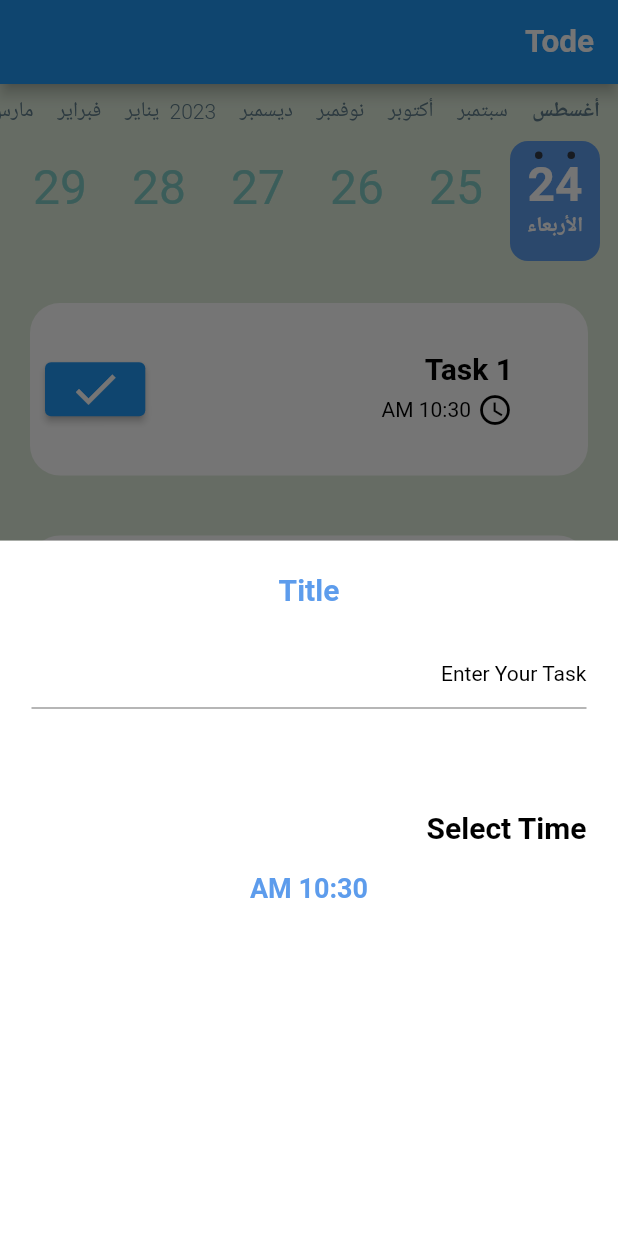
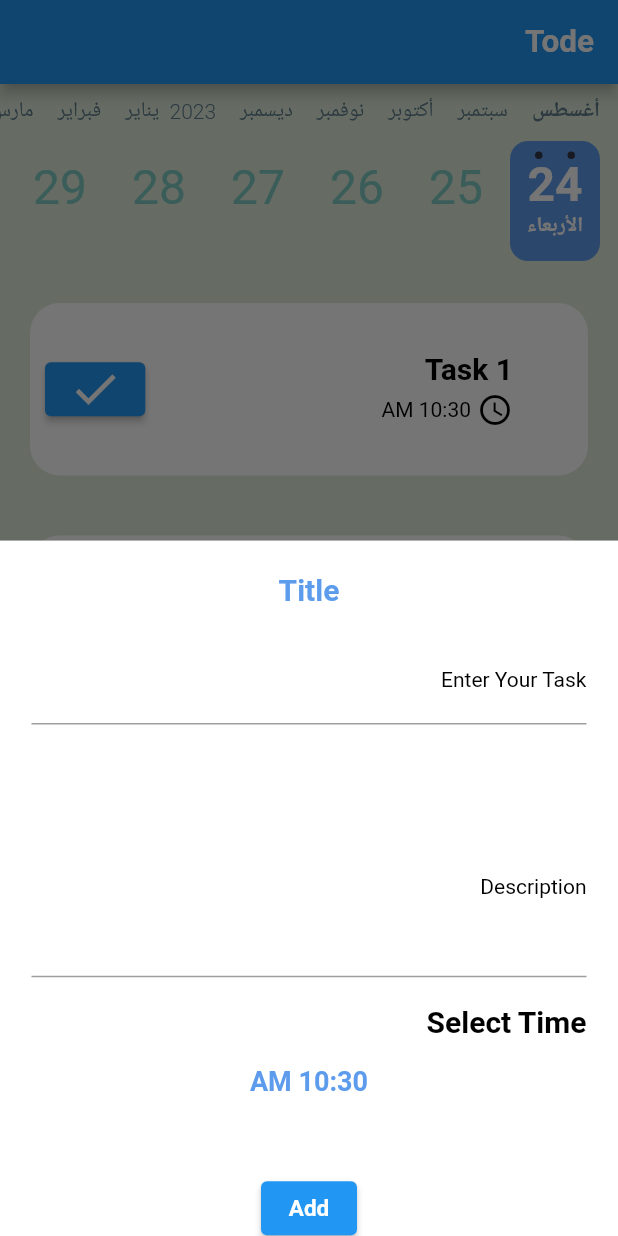
Before and after one commit to Amr7Gamal/Tode, a Flutter app: the screen it shows after launch, after a tap on the "add" icon, on a phone screen of 412 x 824 dp. Run offline on Flutter 3.47's test engine with Material 2 defaults, Android fonts, the phone set to English and light mode, and no system bars; drawn by our look-alikes of calendar_timeline, flutter_slidable; our stand-ins replace cloud_firestore, firebase_core, shared_preferences; accounts and stored records are empty; generated files the repository leaves out were written again.

Commit message:
done update

```diff
--- a/lib/datebase/my_datebase.dart
+++ b/lib/datebase/my_datebase.dart
@@ -1,6 +1,5 @@
 import 'package:cloud_firestore/cloud_firestore.dart';
 import 'package:todo/datebase/taskData.dart';
-import 'package:todo/tasks/taskItem.dart';
 
 class MyDateBase {
   static CollectionReference<TaskData> getTask() {
@@ -12,7 +11,7 @@ class MyDateBase {
   }
 
   void insertTask(TaskData task) {
-    getTask().a
+    getTask();
   }
 
 }
--- a/lib/myTheme.dart
+++ b/lib/myTheme.dart
@@ -8,6 +8,7 @@ class MyTheme {
   static final Color whiteColor = Colors.white;
   static final Color blackColor = Colors.black;
   static final Color black38Color = Colors.black38;
+  static final Color redColor = Colors.red;
 
   static final ThemeData lightTheme = ThemeData(
       primaryColor: lightBlueColor,
--- a/lib/tasks/taskAdd.dart
+++ b/lib/tasks/taskAdd.dart
@@ -2,13 +2,15 @@ import 'package:flutter/material.dart';
 import 'package:todo/myTheme.dart';
 
 class TaskAdd extends StatelessWidget {
-  String text = "";
+  var formKey = GlobalKey<FormState>();
 
   @override
   Widget build(BuildContext context) {
     return Container(
       color: Theme.of(context).backgroundColor,
       padding: EdgeInsets.all(21),
+      child: Form(
+        key: formKey,
         child: Column(
           children: [
             Text(
@@ -22,16 +24,32 @@ class TaskAdd extends StatelessWidget {
             SizedBox(
               height: 20,
             ),
-          TextField(
-            onChanged: (text) {
-              this.text = text;
+            TextFormField(
+              validator: (text) {
+                if (text == null || text == text.trim().isEmpty) {
+                  return "Please Enter Title";
+                }
+                return null;
               },
               decoration: InputDecoration(
-                hintStyle: Theme.of(context).textTheme.headline4,
-                hintText: "Enter Your Task"),
+                  labelStyle: Theme.of(context).textTheme.headline4,
+                  label: Text("Enter Your Task")),
             ),
             SizedBox(
               height: 50,
+            ),
+            TextFormField(
+              validator: (text) {
+                if (text == null || text == text.trim().isEmpty) {
+                  return "Please Enter Description";
+                }
+                return null;
+              },
+              maxLines: 4,
+              minLines: 4,
+              decoration: InputDecoration(
+                  labelStyle: Theme.of(context).textTheme.headline4,
+                  label: Text("Description")),
             ),
             Container(
                 width: double.infinity,
@@ -43,8 +61,21 @@ class TaskAdd extends StatelessWidget {
               "10:30 AM",
               style: Theme.of(context).textTheme.headline3,
             ),
+            SizedBox(
+              height: 50,
+            ),
+            ElevatedButton(
+                onPressed: () {
+                  addTask();
+                },
+                child: Text("Add"))
           ],
+        ),
       ),
     );
   }
+
+  void addTask() {
+    if (formKey.currentState?.validate() == true) {}
   }
+}
--- a/lib/tasks/taskItem.dart
+++ b/lib/tasks/taskItem.dart
@@ -1,4 +1,5 @@
 import 'package:flutter/material.dart';
+import 'package:flutter_slidable/flutter_slidable.dart';
 import 'package:provider/provider.dart';
 import 'package:todo/myTheme.dart';
 import 'package:todo/provider/setting_provider.dart';
@@ -11,7 +12,18 @@ class Task extends StatelessWidget {
   @override
   Widget build(BuildContext context) {
     var settingsProvider = Provider.of<SettingProvider>(context);
-    return Container(
+    return Slidable(
+      startActionPane: ActionPane(
+        motion: DrawerMotion(),
+        children: [
+          SlidableAction(
+            onPressed: (_) {},
+            icon: Icons.delete,
+            backgroundColor: MyTheme.redColor,
+          ),
+        ],
+      ),
+      child: Container(
         padding: EdgeInsets.all(10),
         margin: EdgeInsets.all(20),
         width: double.infinity,
@@ -68,6 +80,7 @@ class Task extends StatelessWidget {
             )),
           ],
         ),
+      ),
     );
   }
 }
--- a/pubspec.yaml
+++ b/pubspec.yaml
@@ -35,6 +35,7 @@ dependencies:
   intl: ^0.17.0
   shared_preferences: ^2.0.15
   calendar_timeline: ^1.0.5
+  flutter_slidable: ^2.0.0
 
   # The following adds the Cupertino Icons font to your application.
   # Use with the CupertinoIcons class for iOS style icons.
@@ -42,6 +43,7 @@ dependencies:
   firebase_core: ^1.21.0
   cloud_firestore: ^3.4.5
   firebase: ^9.0.3
+
 
 dev_dependencies:
   flutter_test:
```
Also changed, not shown: pubspec.lock. Lines whose indentation alone changed are shown as unchanged.
